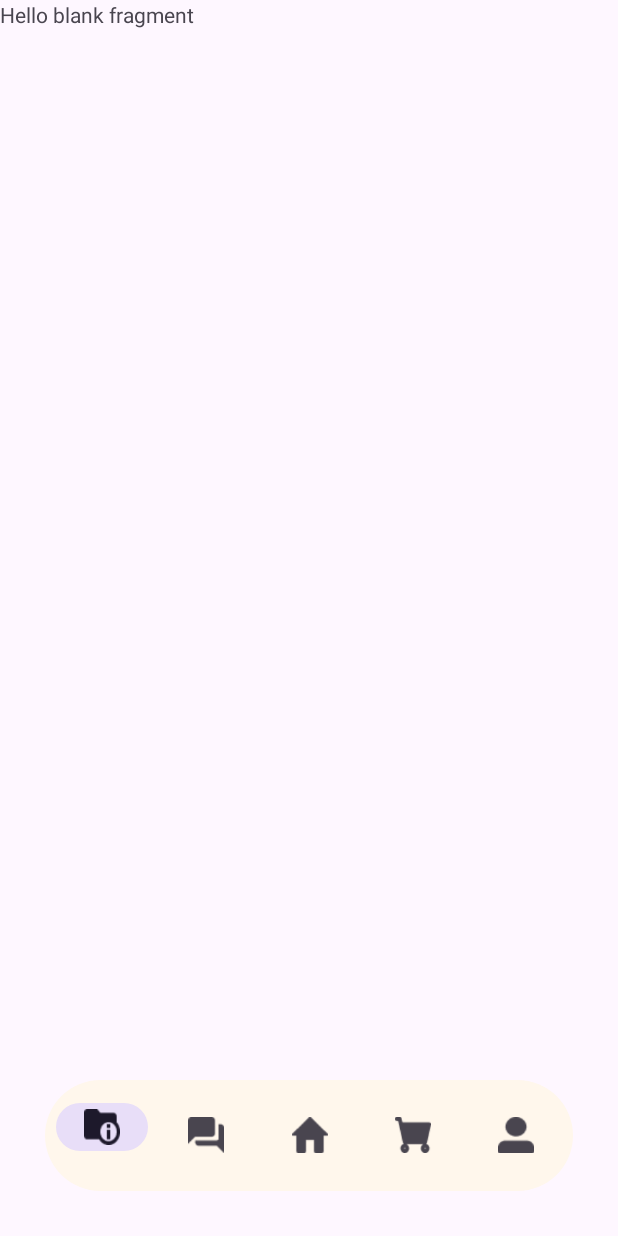
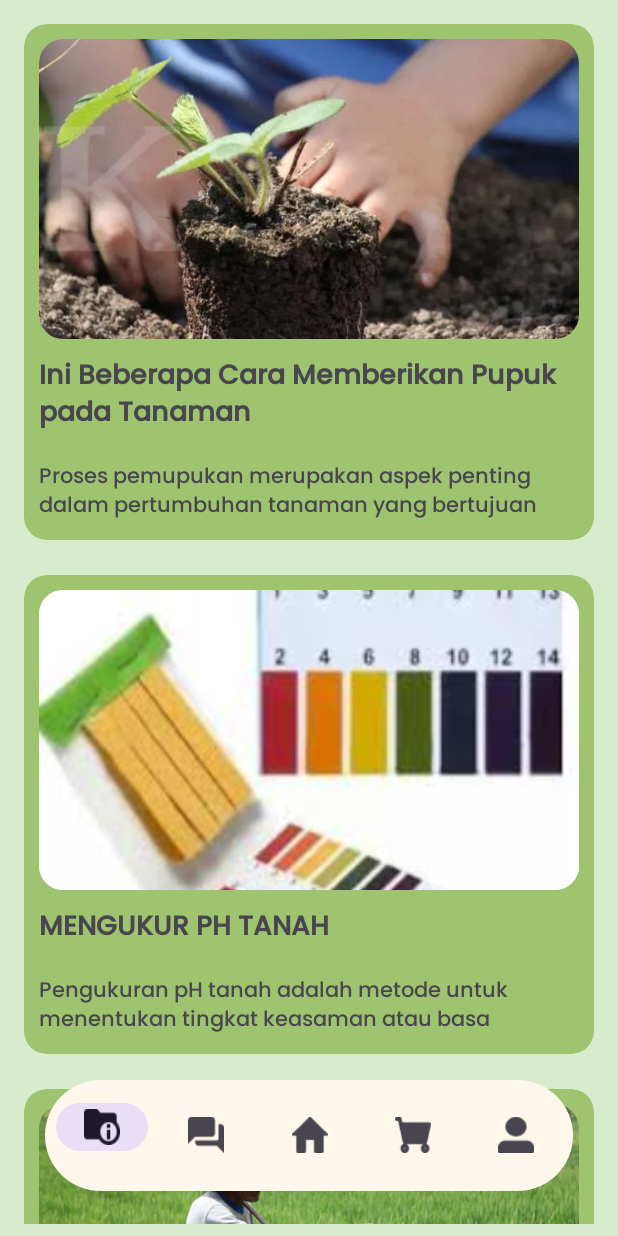
Before and after one commit to dariwan/Petani-Maju, an Android app: the EducationFragment screen opened directly, with no data from a screen before it, on a phone screen of 412 x 824 dp. Run offline under Robolectric (Android 15) with nearby library versions, the light colour scheme and no system bars; our stand-ins replace navigation-ui.

Commit message:
adding content and detail education page

```diff
--- a/app/build.gradle
+++ b/app/build.gradle
@@ -1,6 +1,7 @@
 plugins {
     id 'com.android.application'
     id 'org.jetbrains.kotlin.android'
+    id 'kotlin-parcelize'
 }
 
 android {
@@ -39,6 +40,8 @@
 dependencies {
     implementation 'androidx.navigation:navigation-fragment-ktx:2.7.4'
     implementation 'androidx.navigation:navigation-ui-ktx:2.7.4'
+    implementation 'com.intuit.sdp:sdp-android:1.1.0'
+    implementation 'com.intuit.ssp:ssp-android:1.1.0'
 
     implementation 'androidx.core:core-ktx:1.8.0'
     implementation 'androidx.appcompat:appcompat:1.6.1'
--- a/app/src/main/AndroidManifest.xml
+++ b/app/src/main/AndroidManifest.xml
@@ -13,6 +13,12 @@
         android:theme="@style/Theme.PetaniMaju"
         tools:targetApi="31">
         <activity
+            android:name=".view.education.DetailEducationActivity"
+            android:exported="false" />
+        <activity
+            android:name=".view.education.InformationActivity"
+            android:exported="false" />
+        <activity
             android:name=".view.MainActivity"
             android:exported="false" />
         <activity
--- /dev/null
+++ b/app/src/main/java/com/dariwan/petanimaju/adapter/EducationAdapter.kt
@@ -0,0 +1,41 @@
+package com.dariwan.petanimaju.adapter
+
+import android.view.LayoutInflater
+import android.view.ViewGroup
+import androidx.recyclerview.widget.RecyclerView
+import com.dariwan.petanimaju.databinding.EducationItemBinding
+import com.dariwan.petanimaju.model.EducationModel
+
+class EducationAdapter(private val list: List<EducationModel>): RecyclerView.Adapter<EducationAdapter.ViewHolder>() {
+
+    private lateinit var onItemClickCallback: OnItemClickCallback
+    interface OnItemClickCallback {
+        fun onItemClicked(data: EducationModel)
+    }
+
+    fun setOnItemClickCallback(onItemClickCallback: OnItemClickCallback){
+        this.onItemClickCallback = onItemClickCallback
+    }
+
+    class ViewHolder(val binding: EducationItemBinding): RecyclerView.ViewHolder(binding.root)
+
+    override fun onCreateViewHolder(parent: ViewGroup, viewType: Int): ViewHolder {
+        val binding = EducationItemBinding.inflate(LayoutInflater.from(parent.context), parent, false)
+        return ViewHolder(binding)
+    }
+
+    override fun getItemCount(): Int {
+        return list.size
+    }
+
+    override fun onBindViewHolder(holder: ViewHolder, position: Int) {
+        val (image, title, desc) = list[position]
+        holder.binding.imgView.setImageResource(image)
+        holder.binding.tvTitle.text = title
+        holder.binding.tvDesc.text = desc
+
+        holder.itemView.setOnClickListener {
+            onItemClickCallback.onItemClicked(list[holder.adapterPosition])
+        }
+    }
+}
--- /dev/null
+++ b/app/src/main/java/com/dariwan/petanimaju/model/EducationModel.kt
@@ -0,0 +1,11 @@
+package com.dariwan.petanimaju.model
+
+import android.os.Parcelable
+import kotlinx.parcelize.Parcelize
+
+@Parcelize
+data class EducationModel (
+    val image: Int,
+    val title: String,
+    val desc: String
+): Parcelable
--- a/app/src/main/java/com/dariwan/petanimaju/view/education/EducationFragment.kt
+++ b/app/src/main/java/com/dariwan/petanimaju/view/education/EducationFragment.kt
@@ -1,60 +1,73 @@
 package com.dariwan.petanimaju.view.education
 
+import android.content.Intent
 import android.os.Bundle
-import androidx.fragment.app.Fragment
 import android.view.LayoutInflater
 import android.view.View
 import android.view.ViewGroup
+import androidx.fragment.app.Fragment
+import androidx.recyclerview.widget.LinearLayoutManager
 import com.dariwan.petanimaju.R
+import com.dariwan.petanimaju.adapter.EducationAdapter
+import com.dariwan.petanimaju.databinding.FragmentEducationBinding
+import com.dariwan.petanimaju.model.EducationModel
 
-// TODO: Rename parameter arguments, choose names that match
-// the fragment initialization parameters, e.g. ARG_ITEM_NUMBER
-private const val ARG_PARAM1 = "param1"
-private const val ARG_PARAM2 = "param2"
+class EducationFragment : Fragment() {
 
-/**
- * A simple [Fragment] subclass.
- * Use the [EducationFragment.newInstance] factory method to
- * create an instance of this fragment.
- */
-class EducationFragment : Fragment() {
-    // TODO: Rename and change types of parameters
-    private var param1: String? = null
-    private var param2: String? = null
-
+    private var _binding: FragmentEducationBinding? = null
+    private val binding get() = _binding!!
     override fun onCreate(savedInstanceState: Bundle?) {
         super.onCreate(savedInstanceState)
-        arguments?.let {
-            param1 = it.getString(ARG_PARAM1)
-            param2 = it.getString(ARG_PARAM2)
-        }
+
     }
 
     override fun onCreateView(
         inflater: LayoutInflater, container: ViewGroup?,
         savedInstanceState: Bundle?
     ): View? {
+        _binding = FragmentEducationBinding.inflate(inflater, container, false)
+        val view = binding.root
+        return view
         // Inflate the layout for this fragment
         return inflater.inflate(R.layout.fragment_education, container, false)
     }
 
-    companion object {
-        /**
-         * Use this factory method to create a new instance of
-         * this fragment using the provided parameters.
-         *
-         * @param param1 Parameter 1.
-         * @param param2 Parameter 2.
-         * @return A new instance of fragment EducationFragment.
-         */
-        // TODO: Rename and change types and number of parameters
-        @JvmStatic
-        fun newInstance(param1: String, param2: String) =
-            EducationFragment().apply {
-                arguments = Bundle().apply {
-                    putString(ARG_PARAM1, param1)
-                    putString(ARG_PARAM2, param2)
-                }
+    override fun onViewCreated(view: View, savedInstanceState: Bundle?) {
+        super.onViewCreated(view, savedInstanceState)
+
+        setupAction()
+    }
+
+    private fun setupAction() {
+        binding.rvEducation.layoutManager = LinearLayoutManager(requireContext())
+        val dataList: MutableList<EducationModel> = mutableListOf()
+        val educationTitle: Array<String> = resources.getStringArray(R.array.title_education)
+        val educationDesc: Array<String> = resources.getStringArray(R.array.desc_education)
+        val educationImage: List<Int> = listOf(
+            R.drawable.img_education_1,
+            R.drawable.img_education_2,
+            R.drawable.img_education_3,
+            R.drawable.img_education_4,
+            R.drawable.img_education_5,
+            R.drawable.img_education_6,
+        )
+
+        educationTitle.forEachIndexed { index, name ->
+            dataList.add(EducationModel(educationImage.get(index), name, educationDesc[index]))
+        }
+
+        val adapter = EducationAdapter(dataList)
+        binding.rvEducation.adapter = adapter
+
+        adapter.setOnItemClickCallback(object : EducationAdapter.OnItemClickCallback{
+            override fun onItemClicked(data: EducationModel) {
+                val intent = Intent(requireContext(), DetailEducationActivity::class.java)
+                intent.putExtra("DATA", data)
+                startActivity(intent)
             }
+
+        })
+
     }
+
 }
--- a/app/src/main/res/layout/activity_main.xml
+++ b/app/src/main/res/layout/activity_main.xml
@@ -8,28 +8,28 @@
 
     <fragment
         android:id="@+id/nav_host_fragment"
+        android:name="androidx.navigation.fragment.NavHostFragment"
         android:layout_width="match_parent"
         android:layout_height="0dp"
+        app:defaultNavHost="true"
+        app:layout_constraintBottom_toBottomOf="parent"
+        app:layout_constraintEnd_toEndOf="parent"
+        app:layout_constraintStart_toStartOf="parent"
         app:layout_constraintTop_toTopOf="parent"
-        app:layout_constraintBottom_toBottomOf="parent"
-        app:layout_constraintStart_toStartOf="parent"
-        app:layout_constraintEnd_toEndOf="parent"
-        android:name="androidx.navigation.fragment.NavHostFragment"
-        app:defaultNavHost="true"
-        app:navGraph="@navigation/nav_main"/>
+        app:navGraph="@navigation/nav_main" />
 
     <com.google.android.material.bottomnavigation.BottomNavigationView
         android:id="@+id/bottom_nav"
         android:layout_width="match_parent"
         android:layout_height="74dp"
-        app:layout_constraintBottom_toBottomOf="parent"
-        app:layout_constraintStart_toStartOf="parent"
-        android:padding="3dp"
-        app:layout_constraintEnd_toEndOf="parent"
-        android:background="@drawable/bg_nav_rounded"
-        app:menu="@menu/bottom_nav_menu"
         android:layout_marginHorizontal="30dp"
         android:layout_marginBottom="30dp"
-        android:elevation="50dp"/>
+        android:background="@drawable/bg_nav_rounded"
+        android:elevation="50dp"
+        android:padding="3dp"
+        app:layout_constraintBottom_toBottomOf="parent"
+        app:layout_constraintEnd_toEndOf="parent"
+        app:layout_constraintStart_toStartOf="parent"
+        app:menu="@menu/bottom_nav_menu" />
 
 </androidx.constraintlayout.widget.ConstraintLayout>
--- /dev/null
+++ b/app/src/main/res/layout/education_item.xml
@@ -0,0 +1,70 @@
+<?xml version="1.0" encoding="utf-8"?>
+<com.google.android.material.card.MaterialCardView xmlns:android="http://schemas.android.com/apk/res/android"
+    xmlns:app="http://schemas.android.com/apk/res-auto"
+    xmlns:tools="http://schemas.android.com/tools"
+    android:id="@+id/education_item"
+    android:layout_width="match_parent"
+    android:layout_height="wrap_content"
+    android:layout_marginHorizontal="8dp"
+    android:layout_marginTop="8dp"
+    android:backgroundTint="@color/old_green"
+    android:clickable="true"
+    android:focusable="true"
+    android:foreground="?android:attr/selectableItemBackground"
+    app:cardCornerRadius="15dp"
+    android:layout_marginBottom="15dp"
+    app:strokeColor="#E0E0E0"
+    app:strokeWidth="0dp">
+
+    <androidx.constraintlayout.widget.ConstraintLayout
+        android:layout_width="match_parent"
+        android:layout_height="wrap_content"
+        android:layout_margin="10dp">
+
+        <com.google.android.material.card.MaterialCardView
+            android:id="@+id/card_img"
+            android:layout_width="wrap_content"
+            android:layout_height="wrap_content"
+            app:cardCornerRadius="16dp"
+            app:layout_constraintStart_toStartOf="parent"
+            app:layout_constraintTop_toTopOf="parent"
+            app:strokeColor="@color/white"
+            app:strokeWidth="0dp">
+
+            <ImageView
+                android:id="@+id/img_view"
+                android:layout_width="380dp"
+                android:layout_height="200dp"
+                android:scaleType="centerCrop"
+                tools:srcCompat="@tools:sample/avatars" />
+        </com.google.android.material.card.MaterialCardView>
+
+        <TextView
+            android:id="@+id/tv_title"
+            android:layout_width="0dp"
+            android:layout_height="wrap_content"
+            android:layout_marginTop="10dp"
+            android:fontFamily="@font/poppinsmedium"
+            android:maxLines="2"
+            android:text="@string/judul"
+            android:textSize="18sp"
+            android:textStyle="bold"
+            app:layout_constraintEnd_toEndOf="parent"
+            app:layout_constraintStart_toStartOf="parent"
+            app:layout_constraintTop_toBottomOf="@+id/card_img" />
+
+        <TextView
+            android:id="@+id/tv_desc"
+            android:layout_width="0dp"
+            android:layout_height="wrap_content"
+            android:layout_marginTop="15dp"
+            android:fontFamily="@font/poppinsmedium"
+            android:text="@string/desc"
+            android:maxLines="2"
+            app:layout_constraintBottom_toBottomOf="parent"
+            app:layout_constraintStart_toStartOf="parent"
+            app:layout_constraintTop_toBottomOf="@+id/tv_title" />
+
+    </androidx.constraintlayout.widget.ConstraintLayout>
+
+</com.google.android.material.card.MaterialCardView>
--- a/app/src/main/res/layout/fragment_education.xml
+++ b/app/src/main/res/layout/fragment_education.xml
@@ -1,14 +1,21 @@
 <?xml version="1.0" encoding="utf-8"?>
-<FrameLayout xmlns:android="http://schemas.android.com/apk/res/android"
+<androidx.constraintlayout.widget.ConstraintLayout xmlns:android="http://schemas.android.com/apk/res/android"
+    xmlns:app="http://schemas.android.com/apk/res-auto"
     xmlns:tools="http://schemas.android.com/tools"
     android:layout_width="match_parent"
     android:layout_height="match_parent"
+    android:padding="8dp"
+    android:background="@color/green"
     tools:context=".view.education.EducationFragment">
 
-    <!-- TODO: Update blank fragment layout -->
-    <TextView
+    <androidx.recyclerview.widget.RecyclerView
+        android:id="@+id/rv_education"
         android:layout_width="match_parent"
         android:layout_height="match_parent"
-        android:text="@string/hello_blank_fragment" />
+        tools:listitem="@layout/education_item"
+        app:layout_constraintBottom_toBottomOf="parent"
+        app:layout_constraintEnd_toEndOf="parent"
+        app:layout_constraintStart_toStartOf="parent"
+        app:layout_constraintTop_toTopOf="parent" />
 
-</FrameLayout>
+</androidx.constraintlayout.widget.ConstraintLayout>
--- /dev/null
+++ b/app/src/main/res/values/data_education.xml
@@ -0,0 +1,43 @@
+<?xml version="1.0" encoding="utf-8"?>
+<resources>
+    <string-array name="title_education">
+        <item>Ini Beberapa Cara Memberikan Pupuk pada Tanaman</item>
+        <item>MENGUKUR PH TANAH</item>
+        <item>Teknik Pemupukan Tanaman Padi Yang Tidak Semua Orang Tahu</item>
+        <item>Cara membuat pupuk organik cair</item>
+        <item>PEMUPUKAN PADA TANAMAN JAGUNG</item>
+        <item>Pemupukan Berimbang,, Hasil Maksimal</item>
+    </string-array>
+
+    <string-array name="desc_education">
+        <item>Proses pemupukan merupakan aspek penting dalam pertumbuhan tanaman yang bertujuan untuk memberikan nutrisi tambahan pada tanah. Nutrisi ini dibagi menjadi makronutrien seperti nitrogen, fosfor, dan kalium, serta mikronutrien seperti sulfur, kalsium, magnesium, besi, tembaga, seng, dan lainnya.
+                Ada beberapa metode pemupukan yang dapat digunakan:
+                Broadcasting: Metode ini melibatkan penyebaran pupuk secara merata ke tanah di sekitar tanaman. Ini sebaiknya dilakukan setelah pembajakan terakhir atau sehari sebelum tanam. Pupuk kemudian diinjak-injak untuk memastikan masuk ke dalam tanah.
+                Ring Placement: Metode ini melibatkan penaburan pupuk di antara larikan tanaman dan menutupnya kembali dengan tanah. Metode ini umumnya digunakan untuk tanaman tahunan seperti buah-buahan, kopi, teh, kelapa, dan lainnya. Pupuk ditebarkan melingkar pada tanaman dengan jarak tegak lurus daun terjauh, lalu ditutup dengan tanah.</item>
+        <item>Pengukuran pH tanah adalah metode untuk menentukan tingkat keasaman atau basa tanah, diukur dengan skala pH dari 0 hingga 14. Sifat asam memiliki pH antara 0 hingga 7, sementara sifat basa memiliki pH antara 7 hingga 14. Sebagai contoh, jus jeruk dan air aki memiliki pH antara 0 hingga 7, sedangkan air laut dan cairan pemutih memiliki sifat basa (juga disebut alkaline) dengan pH 7 sampai 14. Air murni adalah netral dengan nilai pH 7. pH tanah memengaruhi kemampuan tanaman untuk menyerap unsur hara dari tanah. Akar tanaman akan lebih mudah menyerap nutrisi jika pH tanah netral.
+                Ada beberapa metode pengukuran pH tanah:
+                1. **Pengukuran dengan Kertas Lakmus atau pH Indikator**:
+                   - Campurkan sampel tanah dengan air bening dalam gelas.
+                   - Aduk hingga merata dan biarkan beberapa menit hingga tanah mengendap.
+                   - Masukkan kertas lakmus atau pH indikator ke dalam campuran tanah-air.
+                   - Tunggu hingga kertas lakmus atau pH indikator berubah warna.
+                   - Cocokkan warna dengan petunjuk pada kemasan untuk menentukan pH tanah.
+                2. **Pengukuran Secara Tradisional**:
+                   - Potong kunyit menjadi dua bagian.
+                   - Satu potongan kunyit dimasukkan ke dalam tanah basah yang akan diukur pH-nya.
+                   - Tunggu sekitar 30 menit.
+                   - Perhatikan perubahan warna pada potongan kunyit.
+                   - Jika warnanya pudar, tanah cenderung asam. Jika warnanya tetap cerah, pH tanah netral. Jika warna kunyit berubah biru, tanah cenderung basa.
+                Pengukuran pH dengan kertas lakmus atau pH indikator memberikan hasil yang lebih akurat dibandingkan dengan metode tradisional, tetapi metode tradisional dapat memberikan gambaran kasar mengenai tingkat keasaman atau kebasaan tanah.</item>
+        <item>Pupuk adalah kunci produktivitas tanaman pangan, tetapi penggunaan pupuk kimia berlebihan dapat berdampak buruk pada lingkungan dan mengurangi efisiensi. Efisiensi pemupukan dipengaruhi oleh berbagai faktor termasuk jenis tanah, manajemen hama, varietas tanaman, waktu tanam, dan jenis pupuk.
+                Untuk meningkatkan efisiensi, kita dapat menggunakan alat bantu seperti Bagan Warna Daun (BWD) untuk menentukan kebutuhan pupuk nitrogen. BWD memungkinkan petani untuk memantau tingkat kehijauan daun tanaman dan memberikan pupuk hanya jika diperlukan.
+                Teknik pemupukan tanaman padi sangat bervariabel tergantung pada kondisi tanah dan rekomendasi dosis pupuk. Ini melibatkan kombinasi pupuk nitrogen (urea), fosfor (SP36), dan kalium (KCl) dalam perbandingan yang berbeda, tergantung pada umur tanaman.
+                Pentingnya memahami kebutuhan tanaman dan menggunakan alat bantu seperti BWD memastikan penggunaan pupuk yang efisien dan berkelanjutan untuk pertanian.</item>
+        <item>Pupuk organik cair ada dua tipe: pertama adalah yang dilarutkan dari pupuk organik padat ke dalam air, sedangkan yang kedua adalah yang dibuat melalui fermentasi bahan organik yang belum terkompos. Tipe pertama mudah mengendap dan harus digunakan segera. Tipe kedua lebih stabil dan efektif jika diberikan pada daun, batang, atau bunga. Namun, pemberiannya harus hati-hati agar tidak overdosis. Pupuk organik cair tidak boleh menjadi pupuk utama, melainkan sebagai tambahan, dan sebaiknya kaya akan unsur hara mikro.
+                Proses pembuatan pupuk organik cair tipe kedua melibatkan bahan-bahan organik seperti kotoran ayam, dedak, hijauan, gula merah, bioaktivator, dan air. Bahan-bahan ini dicampur dalam tong kedap udara dan difermentasikan dalam kondisi anaerob selama 7-10 hari. Setelah matang, cairan dipisahkan dari ampasnya dan bisa digunakan sebagai pupuk organik cair.</item>
+        <item>Program peningkatan produksi jagung di kelompok tani Sumber Rejeki Desa Puru memerlukan pemupukan yang tepat. Saat ini, sering terjadi pemupukan yang tidak tepat, terlalu banyak, dan tergantung pada satu jenis pupuk saja karena kurangnya pengetahuan. Rekomendasi pemupukan yang tepat adalah dosis urea 200 kg/ha dan pupuk majemuk NPK (Phonska) 300 kg/ha.
+                Pemupukan dilakukan dalam tiga tahap: pertama, saat tanaman berumur 7-10 hari dengan dosis Urea 100 kg/ha dan Phonska 150 kg/ha. Kedua, saat tanaman berumur 20-25 hari dengan dosis Urea 50 kg/ha dan Phonska 100 kg/ha. Ketiga, saat tanaman berumur 35-40 hari dengan dosis Urea 50 kg/ha dan Phonska 50 kg/ha.
+                Pemupukan pertama dilakukan dengan cara ditugal, pemupukan kedua dengan cara ditabur di permukaan tanah dan dilanjutkan dengan pembubunan. Pemupukan ketiga sama dengan pemupukan kedua. Tujuan dari cara ini adalah mendukung pertumbuhan tanaman jagung yang optimal dan menghasilkan produktivitas sesuai dengan target yang diharapkan.</item>
+        <item>Pemupukan adalah pemberian unsur hara kepada tanaman, mirip dengan makanan bagi manusia. Pemupukan berimbang adalah pemenuhan unsur hara yang seimbang dalam tanah, sesuai dengan kebutuhan tanaman dan tanah. Perangkat uji tanah sawah (PUTS) digunakan untuk menentukan rekomendasi pemupukan yang tepat. Di contoh kelompok tani Subur di Desa Tlogokotes, masalah pemupukan mencakup kesulitan mendapatkan pupuk subsidi, kurangnya pemahaman petani tentang pupuk organik, dan kurangnya pemahaman tentang jenis pupuk dan cara aplikasinya. Melalui sosialisasi pemupukan berimbang, petani mendapatkan rekomendasi pemupukan yang sesuai dengan kondisi tanah mereka, seperti penggunaan kapur untuk meningkatkan pH tanah dan pemupukan organik untuk pembenah tanah.</item>
+    </string-array>
+</resources>
--- a/app/src/main/res/values/strings.xml
+++ b/app/src/main/res/values/strings.xml
@@ -5,6 +5,12 @@
     <string name="shop">Shop</string>
     <string name="user">User</string>
     <string name="education">Education</string>
+    <string name="pasar">Pasar</string>
+    <string name="harga">Harga</string>
     <!-- TODO: Remove or change this placeholder text -->
     <string name="hello_blank_fragment">Hello blank fragment</string>
+    <string name="judul">Judul</string>
+    <string name="desc">Desc</string>
+    <string name="title">title</string>
+
 </resources>
```
Also changed, not shown: app/src/main/java/com/dariwan/petanimaju/view/education/DetailEducationActivity.kt (added, +44 -0 lines), app/src/main/res/drawable/tab_indicator.xml (added, +7 -0 lines), app/src/main/res/layout/activity_detail_education.xml (added, +56 -0 lines), app/src/main/res/drawable/img_education_1.jpg (added), app/src/main/res/drawable/img_education_2.jpg (added), app/src/main/res/drawable/img_education_3.jpg (added), app/src/main/res/drawable/img_education_4.jpg (added), app/src/main/res/drawable/img_education_5.jpg (added), app/src/main/res/drawable/img_education_6.jpg (added).
